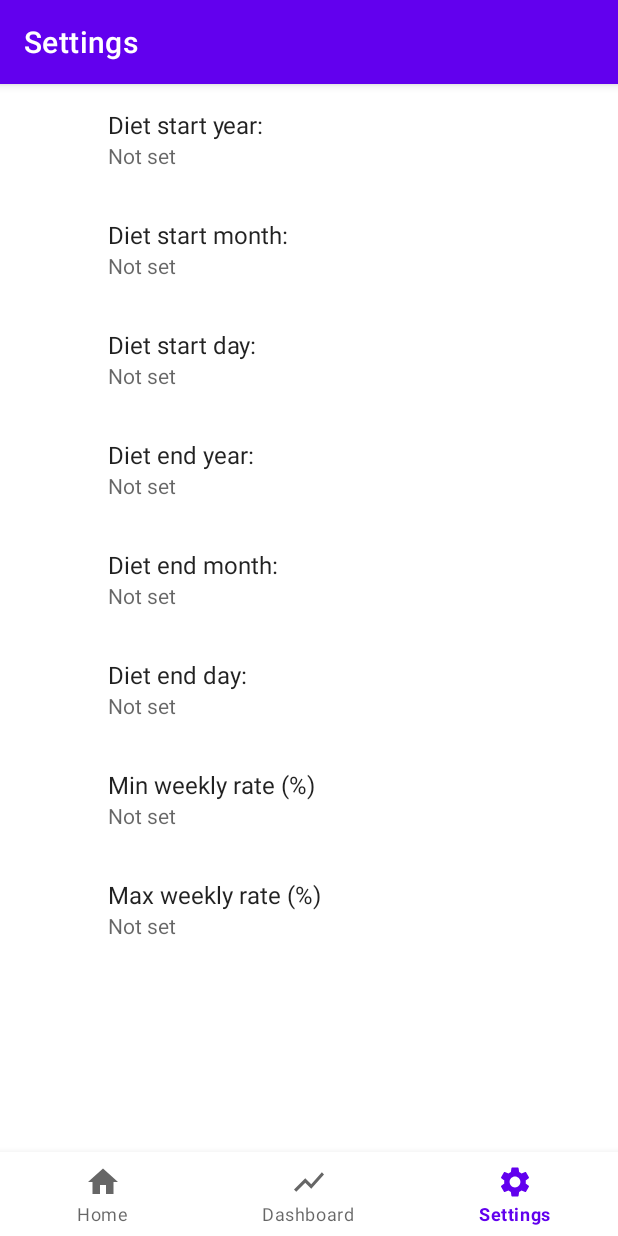
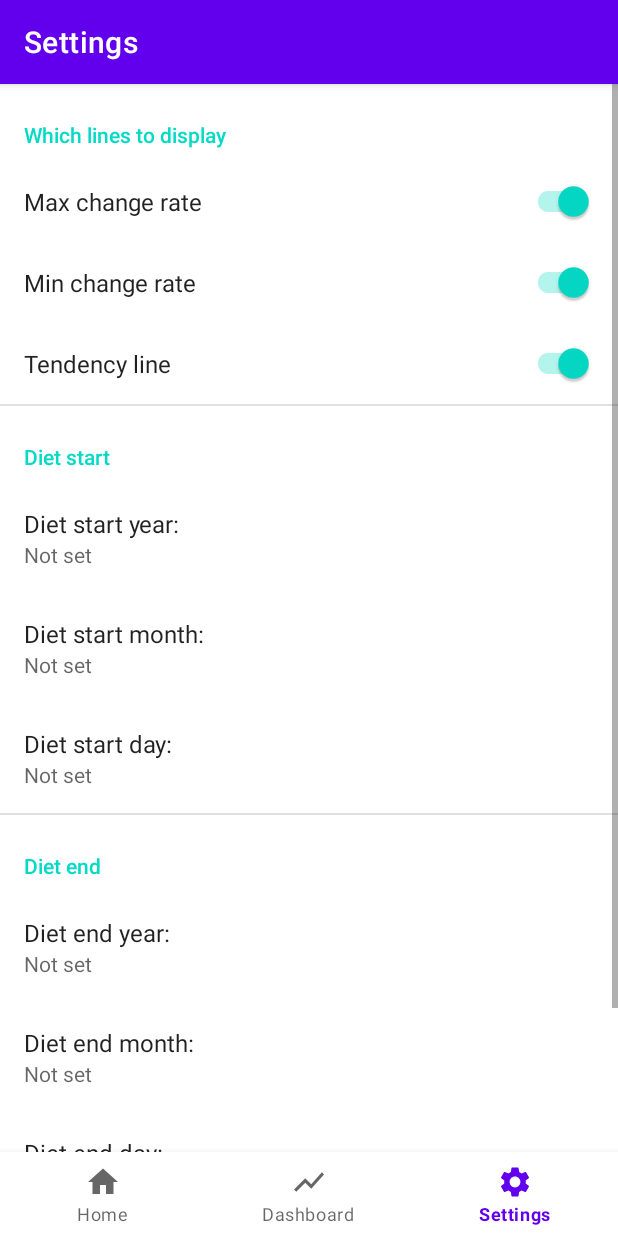
Before and after one commit to caiornp/WeightChangeTracker, an Android app: the SettingsFragment screen opened through its navigation route, on a phone screen of 412 x 824 dp. Run offline under Robolectric (Android 15) with nearby library versions, the phone set to English and light mode, and no system bars; our stand-ins replace Room's generated code, androidx.preference, navigation-ui; 2 statements that could not run were skipped.

Commit message:
Create Settings category, added todo list. Adjusted graph zoom level.

```diff
--- a/app/src/main/java/com/example/weightchangetracker/ui/newweight/NewWeightActivity.java
+++ b/app/src/main/java/com/example/weightchangetracker/ui/newweight/NewWeightActivity.java
@@ -32,6 +32,12 @@ public class NewWeightActivity extends AppCompatActivity {
         super.onCreate(savedInstanceState);
         setContentView(R.layout.activity_new_weight);
 
+        /**
+         * TODO:
+         * - Set maximum date to today
+         * - Validate weight
+         */
+
         CalendarView mDateView = findViewById(R.id.calendar_date);
         mEditWeightView = findViewById(R.id.edit_weight);
 
--- a/app/src/main/java/com/example/weightchangetracker/ui/settings/SettingsFragment.java
+++ b/app/src/main/java/com/example/weightchangetracker/ui/settings/SettingsFragment.java
@@ -2,17 +2,35 @@ package com.example.weightchangetracker.ui.settings;
 
 import android.os.Bundle;
 import android.text.InputType;
+import android.view.View;
 
+import androidx.annotation.NonNull;
 import androidx.preference.EditTextPreference;
 import androidx.preference.PreferenceFragmentCompat;
+import androidx.recyclerview.widget.RecyclerView;
 
 import com.example.weightchangetracker.R;
 
 public class SettingsFragment extends PreferenceFragmentCompat {
+    // PreferenceFragment class
+    @Override
+    public void onViewCreated(@NonNull View view, Bundle savedInstanceState) {
+        super.onViewCreated(view, savedInstanceState);
+
+        final RecyclerView rv = getListView(); // This holds the PreferenceScreen's items
+        rv.setPadding(0, 0, 0, 250); // (left, top, right, bottom)
+    }
 
     @Override
     public void onCreatePreferences(Bundle savedInstanceState, String rootKey) {
         setPreferencesFromResource(R.xml.fragment_settings, rootKey);
+
+        /**
+         * TODO:
+         * - default values for the diet plan
+         * - show additional fields if lines are on
+         * - validate value range for fields
+         */
 
         EditTextPreference preference = findPreference("calendar_diet_start_year");
         if (preference != null) {
--- a/app/src/main/res/layout/fragment_home.xml
+++ b/app/src/main/res/layout/fragment_home.xml
@@ -5,8 +5,7 @@
     android:layout_width="match_parent"
     android:layout_height="match_parent"
     tools:context=".ui.home.HomeFragment"
-    android:id="@+id/homeLayout"
-    android:fitsSystemWindows="true">
+    android:id="@+id/homeLayout">
 
     <androidx.recyclerview.widget.RecyclerView
         android:id="@+id/recyclerview"
--- a/app/src/main/res/layout/recyclerview_item.xml
+++ b/app/src/main/res/layout/recyclerview_item.xml
@@ -5,7 +5,6 @@
     xmlns:android="http://schemas.android.com/apk/res/android"
     android:layout_width="match_parent"
     android:layout_height="52dp"
-    card_view:cardElevation="1dp"
     android:layout_margin="1dp"
     android:paddingBottom="6dp"
     android:paddingTop="6dp"
--- a/app/src/main/res/values/dimens.xml
+++ b/app/src/main/res/values/dimens.xml
@@ -5,4 +5,5 @@
     <dimen name="small_padding">8dp</dimen>
     <dimen name="big_padding">16dp</dimen>
     <dimen name="min_height">48dp</dimen>
+    <dimen name="nav_bar_height">@android:dimen/notification_large_icon_height</dimen>
 </resources>
--- a/app/src/main/res/xml/fragment_settings.xml
+++ b/app/src/main/res/xml/fragment_settings.xml
@@ -1,62 +1,104 @@
 <?xml version="1.0" encoding="utf-8"?>
-<PreferenceScreen xmlns:app="http://schemas.android.com/apk/res-auto"
-    xmlns:android="http://schemas.android.com/apk/res/android">
-        <EditTextPreference
-            app:key="calendar_diet_start_year"
-            app:useSimpleSummaryProvider="true"
-            android:inputType="number"
-            app:title="@string/calendar_start_year_caption"
-            />
+<PreferenceScreen xmlns:android="http://schemas.android.com/apk/res/android"
+    xmlns:app="http://schemas.android.com/apk/res-auto">
+        <PreferenceCategory
+            app:key="lines_category"
+            app:title="Which lines to display"
+            app:iconSpaceReserved="false"
+            android:fitsSystemWindows="true"
+            >
+                <SwitchPreferenceCompat
+                    app:key="switch_max_rate"
+                    app:iconSpaceReserved="false"
+                    app:defaultValue="true"
+                    app:title="Max change rate" />
+                <SwitchPreferenceCompat
+                    app:key="switch_min_rate"
+                    app:iconSpaceReserved="false"
+                    app:defaultValue="true"
+                    app:title="Min change rate" />
+                <SwitchPreferenceCompat
+                    app:key="switch_tendency"
+                    app:iconSpaceReserved="false"
+                    app:defaultValue="true"
+                    app:title="Tendency line" />
+        </PreferenceCategory>
+
+        <PreferenceCategory
+            app:key="diet_start_category"
+            android:fitsSystemWindows="true"
+            app:iconSpaceReserved="false"
+            app:title="Diet start">
+
 
                 <EditTextPreference
-            app:key="calendar_diet_start_month"
-            app:useSimpleSummaryProvider="true"
                     android:inputType="number"
-            app:title="@string/calendar_start_month_caption"
-            />
+                    app:iconSpaceReserved="false"
+                    app:key="calendar_diet_start_year"
+                    app:title="@string/calendar_start_year_caption"
+                    app:useSimpleSummaryProvider="true" />
 
                 <EditTextPreference
-            app:key="calendar_diet_start_day"
-            app:useSimpleSummaryProvider="true"
                     android:inputType="number"
-            app:title="@string/calendar_start_day_caption"
-            />
+                    app:iconSpaceReserved="false"
+                    app:key="calendar_diet_start_month"
+                    app:title="@string/calendar_start_month_caption"
+                    app:useSimpleSummaryProvider="true" />
 
                 <EditTextPreference
-            app:key="calendar_diet_end_year"
-            app:useSimpleSummaryProvider="true"
                     android:inputType="number"
-            app:title="@string/calendar_end_year_caption"
-            />
+                    app:iconSpaceReserved="false"
+                    app:key="calendar_diet_start_day"
+                    app:title="@string/calendar_start_day_caption"
+                    app:useSimpleSummaryProvider="true" />
+        </PreferenceCategory>
+
+        <PreferenceCategory
+            app:key="diet_end_category"
+            app:iconSpaceReserved="false"
+            android:fitsSystemWindows="true"
+            app:title="Diet end">
 
                 <EditTextPreference
-            app:key="calendar_diet_end_month"
-            app:useSimpleSummaryProvider="true"
                     android:inputType="number"
-            app:title="@string/calendar_end_month_caption"
-            />
+                    app:iconSpaceReserved="false"
+                    app:key="calendar_diet_end_year"
+                    app:title="@string/calendar_end_year_caption"
+                    app:useSimpleSummaryProvider="true" />
 
                 <EditTextPreference
-            app:key="calendar_diet_end_day"
-            app:useSimpleSummaryProvider="true"
                     android:inputType="number"
-            app:title="@string/calendar_end_day_caption"
-            />
+                    app:key="calendar_diet_end_month"
+                    app:iconSpaceReserved="false"
+                    app:title="@string/calendar_end_month_caption"
+                    app:useSimpleSummaryProvider="true" />
 
                 <EditTextPreference
+                    android:inputType="number"
+                    app:key="calendar_diet_end_day"
+                    app:iconSpaceReserved="false"
+                    app:title="@string/calendar_end_day_caption"
+                    app:useSimpleSummaryProvider="true" />
+        </PreferenceCategory>
+
+        <PreferenceCategory
+            app:key="rate_category"
+            android:fitsSystemWindows="true"
+            app:iconSpaceReserved="false"
+            app:title="Diet change rate">
+
+                <EditTextPreference
+                    android:inputType="numberDecimal"
+                    app:iconSpaceReserved="false"
                     app:key="min_change_rate"
                     app:title="@string/min_change_caption"
-            app:useSimpleSummaryProvider="true"
-            android:inputType="numberDecimal"
-            />
+                    app:useSimpleSummaryProvider="true" />
 
                 <EditTextPreference
+                    android:inputType="numberDecimal"
+                    app:iconSpaceReserved="false"
                     app:key="max_change_rate"
                     app:title="@string/max_change_caption"
-            app:useSimpleSummaryProvider="true"
-            android:inputType="numberDecimal"
-            />
-
-
-
+                    app:useSimpleSummaryProvider="true" />
+        </PreferenceCategory>
 </PreferenceScreen>
```
Also changed, not shown: app/src/main/java/com/example/weightchangetracker/ui/dashboard/DashboardFragment.java (+19 -50 lines), app/src/main/java/com/example/weightchangetracker/ui/dashboard/DashboardViewModel.java (+50 -0 lines). Lines whose indentation alone changed are shown as unchanged.
